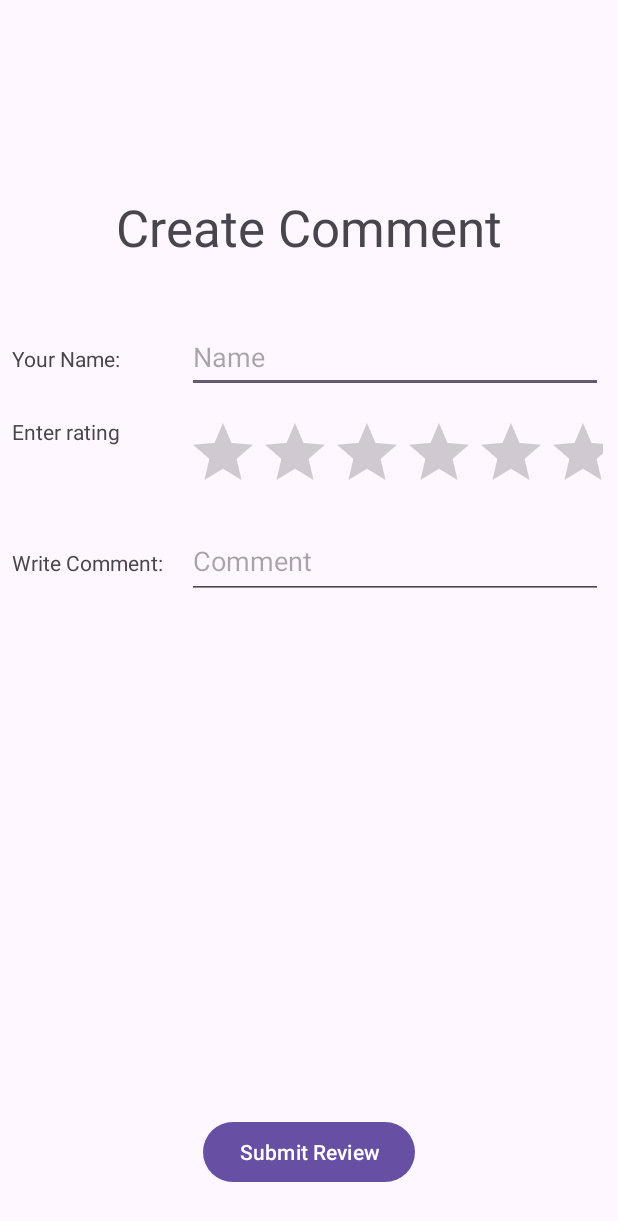
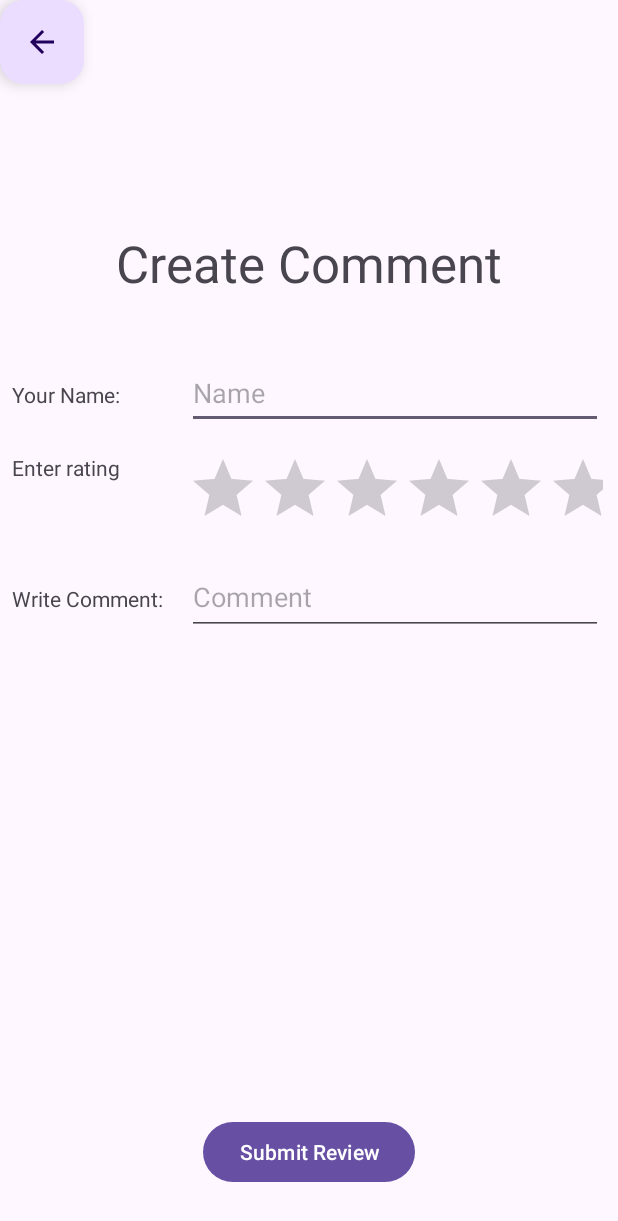
Before and after one commit to kusshsatija/Public-Tennis-Court-Availability-Tracker, an Android app: the CreateComment screen opened directly, with no data from a screen before it, on a phone screen of 412 x 824 dp. Shown: the top 1221 px of the screen. Run offline under Robolectric (Android 15) with nearby library versions, the phone set to English and light mode, and no system bars.

Commit message:
moved hard coded text to string resources Removed hard coded text from activity_create_comment.xml and activity_read_comments.xml Added string resources

```diff
--- a/app/src/main/res/layout/activity_create_comment.xml
+++ b/app/src/main/res/layout/activity_create_comment.xml
@@ -11,20 +11,19 @@
         android:id="@+id/courtNameText"
         android:layout_width="wrap_content"
         android:layout_height="wrap_content"
-        android:layout_marginTop="32dp"
-        android:text="Court Name"
+        android:text="@string/court_name"
         android:textSize="48sp"
         android:textStyle="bold"
         app:layout_constraintEnd_toEndOf="parent"
         app:layout_constraintStart_toStartOf="parent"
-        app:layout_constraintTop_toTopOf="parent" />
+        app:layout_constraintTop_toBottomOf="@+id/floatingActionButton2" />
 
     <TextView
         android:id="@+id/courtCommentHeader"
         android:layout_width="wrap_content"
         android:layout_height="wrap_content"
         android:layout_marginTop="32dp"
-        android:text="Create Comment"
+        android:text="@string/create_comment"
         android:textSize="34sp"
         app:layout_constraintEnd_toEndOf="parent"
         app:layout_constraintStart_toStartOf="parent"
@@ -50,15 +49,16 @@
                 android:layout_width="wrap_content"
                 android:layout_height="wrap_content"
                 android:layout_margin="8dp"
-                android:text="Your Name:" />
+                android:text="@string/your_name" />
 
             <EditText
                 android:id="@+id/enterAuthor"
                 android:layout_width="277dp"
                 android:layout_height="wrap_content"
                 android:layout_margin="8dp"
+                android:autofillHints="name"
                 android:ems="10"
-                android:hint="Name"
+                android:hint="@string/name"
                 android:inputType="text"
                 android:minHeight="48dp" />
 
@@ -73,7 +73,7 @@
                 android:layout_width="wrap_content"
                 android:layout_height="wrap_content"
                 android:layout_margin="8dp"
-                android:text="Enter rating" />
+                android:text="@string/enter_rating" />
 
             <RatingBar
                 android:id="@+id/ratingBar"
@@ -91,16 +91,17 @@
                 android:layout_width="wrap_content"
                 android:layout_height="wrap_content"
                 android:layout_margin="8dp"
-                android:text="Write Comment:" />
+                android:text="@string/write_comment" />
 
             <EditText
                 android:id="@+id/enterComment"
                 android:layout_width="match_parent"
                 android:layout_height="wrap_content"
                 android:layout_margin="8dp"
+                android:autofillHints="comment"
                 android:ems="10"
                 android:gravity="start|top"
-                android:hint="Comment"
+                android:hint="@string/comment"
                 android:inputType="textMultiLine"
                 android:minHeight="48dp" />
         </TableRow>
@@ -113,9 +114,20 @@
         android:layout_height="wrap_content"
         android:layout_marginBottom="32dp"
         android:onClick="createComment"
-        android:text="Submit Review"
+        android:text="@string/submit_review"
         app:layout_constraintBottom_toBottomOf="parent"
         app:layout_constraintEnd_toEndOf="parent"
         app:layout_constraintStart_toStartOf="parent" />
 
+    <com.google.android.material.floatingactionbutton.FloatingActionButton
+        android:id="@+id/floatingActionButton2"
+        android:layout_width="wrap_content"
+        android:layout_height="wrap_content"
+        android:clickable="true"
+        android:onClick="back"
+        android:contentDescription="@string/back_button_description"
+        app:layout_constraintStart_toStartOf="parent"
+        app:layout_constraintTop_toTopOf="parent"
+        app:srcCompat="?attr/actionModeCloseDrawable" />
+
 </androidx.constraintlayout.widget.ConstraintLayout>
--- a/app/src/main/res/values/strings.xml
+++ b/app/src/main/res/values/strings.xml
@@ -2,4 +2,16 @@
     <string name="app_name">Public Tennis Court Availability Tracker</string>
     <string name="title_activity_map">Map</string>
     <string name="no_comment">There are no comments for this court.</string>
+    <string name="back_button_description">Go back button</string>
+    <string name="write_comment">Write Comment:</string>
+    <string name="comment">Comment</string>
+    <string name="enter_rating">Enter rating</string>
+    <string name="your_name">Your Name:</string>
+    <string name="name">Name</string>
+    <string name="create_comment">Create Comment</string>
+    <string name="court_name">Court Name</string>
+    <string name="submit_review">Submit Review</string>
+    <string name="scroll_view_for_comments">scroll view for comments</string>
+    <string name="add_comment">Add Comment</string>
+    <string name="comments">Comments</string>
 </resources>
```
Also changed, not shown: app/src/main/res/layout/activity_read_comments.xml (+13 -9 lines).
